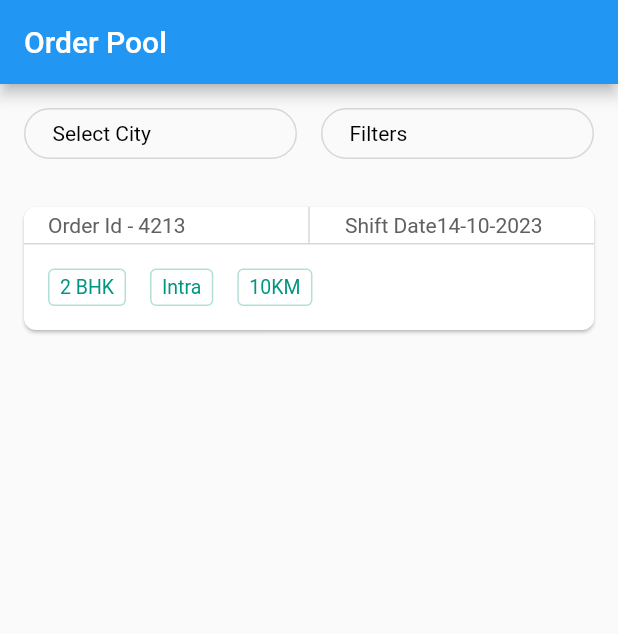
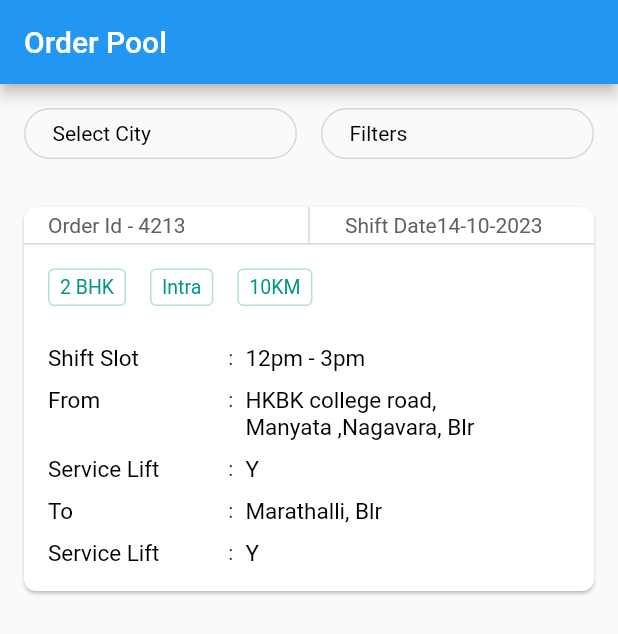
Before and after one commit to bhargavpalla/pnm, a Flutter app: the screen it shows after launch, on a phone screen of 412 x 824 dp. Shown: the top 634 px of the screen. Run offline on Flutter 3.47's test engine with Material 2 defaults, Android fonts, the phone set to English and light mode, and no system bars.

Commit message:
flutter learning

```diff
--- a/lib/CardLayout.dart
+++ b/lib/CardLayout.dart
@@ -1,5 +1,6 @@
 
 import 'package:flutter/material.dart';
+import 'package:my_app2/CityModel.dart';
 import 'package:my_app2/ColorsFile.dart';
 import 'package:my_app2/TagsLayout.dart';
 
@@ -43,7 +44,7 @@ class OrderCard extends StatelessWidget {
                       ),
                       Expanded(
                           child: Padding(
-                        padding: const EdgeInsets.fromLTRB(16, 4, 0, 4),
+                              padding: const EdgeInsets.fromLTRB(16, 4 , 0, 4),
                               child: Row(
                                   children: [
                                     Text("Shift Date", textAlign: TextAlign.left, style: TextStyle(fontSize: 14, color: AppColors.color_606060)),
@@ -59,7 +60,12 @@ class OrderCard extends StatelessWidget {
                     color: AppColors.d7d7d7
                 ),
               ),
-              TagsWidget()
+              TagsWidget(),
+              Padding(
+                  padding: EdgeInsets.fromLTRB(16,0,0,16),
+                  child: Column(
+                      children: _orderDetails()))
+
             ],
           ),
 
@@ -68,3 +74,40 @@ class OrderCard extends StatelessWidget {
   }
 
 }
+
+List<Widget> _orderDetails() {
+  List<OrderInfo> mList = [OrderInfo("Shift Slot", "12pm - 3pm"), OrderInfo("From ", "HKBK college road, Manyata ,Nagavara, Blr "), OrderInfo("Service Lift", "Y"), OrderInfo("To", "Marathalli, Blr"),
+    OrderInfo("Service Lift", "Y"),];
+  List<Widget> orderInfo= [];
+  for(var item in mList) {
+    orderInfo.add(orderItem(item));
+  }
+  return orderInfo;
+
+}
+
+Widget orderItem(OrderInfo item) {
+  return Container(
+    margin: EdgeInsets.fromLTRB(0, 10, 0, 0),
+    child: Row(
+      crossAxisAlignment: CrossAxisAlignment.start,
+      mainAxisAlignment: MainAxisAlignment.start,
+      children: [
+
+        Expanded(
+          flex: 3,
+          //widthFactor: 0.5,
+          child: Text(item.label, style: TextStyle(fontSize: 15, color: Colors.black),),
+        ),
+        Text(":"),
+        Expanded(
+          flex: 6,
+            child: Padding(padding: EdgeInsets.fromLTRB(8, 0, 0, 0),
+            child:Text(item.value,  style: TextStyle(fontSize: 15, color: Colors.black),))
+        )
+
+      ],
+    ),
+  );
+
+}
--- a/lib/CityModel.dart
+++ b/lib/CityModel.dart
@@ -3,3 +3,9 @@ class CityModel {
   final String cityId ;
   CityModel(this.cityName, this.cityId);
 }
+
+class OrderInfo {
+  final String label ;
+  final String value ;
+  OrderInfo(this.label, this.value);
+}
--- a/lib/TagsLayout.dart
+++ b/lib/TagsLayout.dart
@@ -6,7 +6,7 @@ class TagsWidget extends StatelessWidget {
   @override
   Widget build(BuildContext context) {
     return Container(
-      margin: EdgeInsets.all(16),
+      margin: const EdgeInsets.fromLTRB(16, 16, 16, 16),
         child: Row(
           children: _allTags(),
         )
```
Lines whose indentation alone changed are shown as unchanged.
